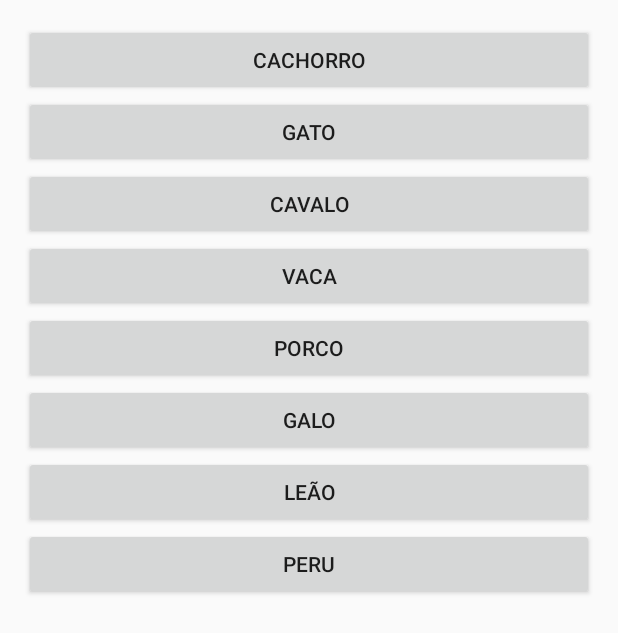
After one commit to iarlenaquiles/EstudoAndroid, an Android app: the SomActivity screen opened directly, with no data from a screen before it, on a phone screen of 412 x 824 dp. The commit adds this screen. Shown: the top 633 px of the screen. Run offline under Robolectric (Android 15) with nearby library versions, the phone set to English and light mode, and no system bars.

Commit message:
Criando a activity do som

```diff
--- a/app/src/main/AndroidManifest.xml
+++ b/app/src/main/AndroidManifest.xml
@@ -51,6 +51,10 @@
         <activity
             android:name=".GridActivity"
             android:label="@string/title_activity_grid"
+            android:theme="@style/AppTheme.NoActionBar" />
+        <activity
+            android:name=".SomActivity"
+            android:label="@string/title_activity_som"
             android:theme="@style/AppTheme.NoActionBar"></activity>
     </application>
 
--- /dev/null
+++ b/app/src/main/java/com/example/iarlenaquiles/estudoandroid/SomActivity.java
@@ -0,0 +1,112 @@
+package com.example.iarlenaquiles.estudoandroid;
+
+import android.content.res.AssetFileDescriptor;
+import android.media.MediaPlayer;
+import android.os.Bundle;
+import android.support.design.widget.FloatingActionButton;
+import android.support.design.widget.Snackbar;
+import android.support.v7.app.AppCompatActivity;
+import android.support.v7.widget.Toolbar;
+import android.util.Log;
+import android.view.View;
+import android.widget.Button;
+
+import java.io.IOException;
+
+public class SomActivity extends AppCompatActivity implements View.OnClickListener {
+
+    private Button btnDog;
+    private Button btnCat;
+    private Button btnHorse;
+    private Button btnCow;
+    private Button btnPig;
+    private Button btnRooster;
+    private Button btnLion;
+    private Button btnTurkey;
+
+    private MediaPlayer mp;
+
+    @Override
+    protected void onCreate(Bundle savedInstanceState) {
+        super.onCreate(savedInstanceState);
+        setContentView(R.layout.activity_som);
+
+        mp = new MediaPlayer();
+        mp.setOnPreparedListener(new MediaPlayer.OnPreparedListener() {
+            @Override
+            public void onPrepared(MediaPlayer mp) {
+                mp.start();
+            }
+        });
+
+        btnDog = (Button) findViewById(R.id.btnDog);
+        btnCat = (Button) findViewById(R.id.btnCat);
+        btnHorse = (Button) findViewById(R.id.btnHorse);
+        btnCow = (Button) findViewById(R.id.btnCow);
+        btnPig = (Button) findViewById(R.id.btnPig);
+        btnRooster = (Button) findViewById(R.id.btnRooster);
+        btnLion = (Button) findViewById(R.id.btnLion);
+        btnTurkey = (Button) findViewById(R.id.btnTurkey);
+
+        btnDog.setOnClickListener(this);
+        btnCat.setOnClickListener(this);
+        btnHorse.setOnClickListener(this);
+        btnCow.setOnClickListener(this);
+        btnPig.setOnClickListener(this);
+        btnRooster.setOnClickListener(this);
+        btnLion.setOnClickListener(this);
+        btnTurkey.setOnClickListener(this);
+    }
+
+    @Override
+    public void onClick(View v) {
+        try {
+            if (mp.isPlaying()) {
+                mp.stop();
+            }
+            mp.reset();
+            AssetFileDescriptor afd = null;
+            switch (v.getId()) {
+                case R.id.btnDog:
+                    afd = getResources().openRawResourceFd(R.raw.dog);
+                    break;
+                case R.id.btnCat:
+                    afd = getResources().openRawResourceFd(R.raw.cat);
+                    break;
+                case R.id.btnHorse:
+                    afd = getResources().openRawResourceFd(R.raw.horse);
+                    break;
+                case R.id.btnCow:
+                    afd = getResources().openRawResourceFd(R.raw.cow);
+                    break;
+                case R.id.btnPig:
+                    afd = getResources().openRawResourceFd(R.raw.pig);
+                    break;
+                case R.id.btnRooster:
+                    afd = getResources().openRawResourceFd(R.raw.rooster);
+                    break;
+                case R.id.btnLion:
+                    afd = getResources().openRawResourceFd(R.raw.lion);
+                    break;
+                case R.id.btnTurkey:
+                    afd = getResources().openRawResourceFd(R.raw.turkey);
+                    break;
+            }
+            if (afd != null) {
+                mp.setDataSource(afd.getFileDescriptor(), afd.getStartOffset(), afd.getLength());
+                mp.prepareAsync();
+            }
+        } catch (IOException e) {
+            Log.e("", e.getMessage());
+        }
+    }
+
+    @Override
+    protected void onStop() {
+        super.onStop();
+        if (mp.isPlaying()) {
+            mp.stop();
+        }
+        mp.release();
+    }
+}
--- a/app/src/main/res/layout/activity_main.xml
+++ b/app/src/main/res/layout/activity_main.xml
@@ -64,6 +64,11 @@
             android:layout_height="wrap_content"
             android:text="Grid" />
 
+        <Button
+            android:id="@+id/btnSom"
+            android:layout_width="385dp"
+            android:layout_height="wrap_content"
+            android:text="Som" />
     </LinearLayout>
 
 </android.support.constraint.ConstraintLayout>
--- /dev/null
+++ b/app/src/main/res/layout/activity_som.xml
@@ -0,0 +1,58 @@
+<?xml version="1.0" encoding="utf-8"?>
+<LinearLayout xmlns:android="http://schemas.android.com/apk/res/android"
+    xmlns:tools="http://schemas.android.com/tools" android:layout_width="match_parent"
+    android:layout_height="match_parent" android:paddingLeft="@dimen/activity_horizontal_margin"
+    android:paddingRight="@dimen/activity_horizontal_margin"
+    android:paddingTop="@dimen/activity_vertical_margin"
+    android:paddingBottom="@dimen/activity_vertical_margin" tools:context=".SomActivity"
+    android:orientation="vertical">
+
+    <Button
+        android:id="@+id/btnDog"
+        android:layout_width="match_parent"
+        android:layout_height="wrap_content"
+        android:text="@string/animal_dog"
+        />
+
+    <Button
+        android:layout_width="match_parent"
+        android:layout_height="wrap_content"
+        android:text="@string/animal_cat"
+        android:id="@+id/btnCat" />
+
+    <Button
+        android:layout_width="match_parent"
+        android:layout_height="wrap_content"
+        android:text="@string/animal_horse"
+        android:id="@+id/btnHorse" />
+
+    <Button
+        android:layout_width="match_parent"
+        android:layout_height="wrap_content"
+        android:text="@string/animal_cow"
+        android:id="@+id/btnCow" />
+
+    <Button
+        android:layout_width="match_parent"
+        android:layout_height="wrap_content"
+        android:text="@string/animal_pig"
+        android:id="@+id/btnPig" />
+
+    <Button
+        android:layout_width="match_parent"
+        android:layout_height="wrap_content"
+        android:text="@string/animal_rooster"
+        android:id="@+id/btnRooster" />
+
+    <Button
+        android:layout_width="match_parent"
+        android:layout_height="wrap_content"
+        android:text="@string/animal_lion"
+        android:id="@+id/btnLion" />
+
+    <Button
+        android:layout_width="match_parent"
+        android:layout_height="wrap_content"
+        android:text="@string/animal_turkey"
+        android:id="@+id/btnTurkey" />
+</LinearLayout>
--- a/app/src/main/res/values/strings.xml
+++ b/app/src/main/res/values/strings.xml
@@ -39,5 +39,15 @@
     <string name="action_settings">Settings</string>
     <string name="section_format">Hello World from section: %1$d</string>
     <string name="title_activity_grid">GridActivity</string>
+    <string name="title_activity_som">SomActivity</string>
+
+    <string name="animal_dog">Cachorro</string>
+    <string name="animal_cat">Gato</string>
+    <string name="animal_horse">Cavalo</string>
+    <string name="animal_cow">Vaca</string>
+    <string name="animal_pig">Porco</string>
+    <string name="animal_rooster">Galo</string>
+    <string name="animal_lion">Leão</string>
+    <string name="animal_turkey">Peru</string>
 
 </resources>
```
Also changed, not shown: app/src/main/java/com/example/iarlenaquiles/estudoandroid/MainActivity.java (+13 -1 lines), app/src/main/res/layout/content_som.xml (added, +11 -0 lines), 8 other files.
